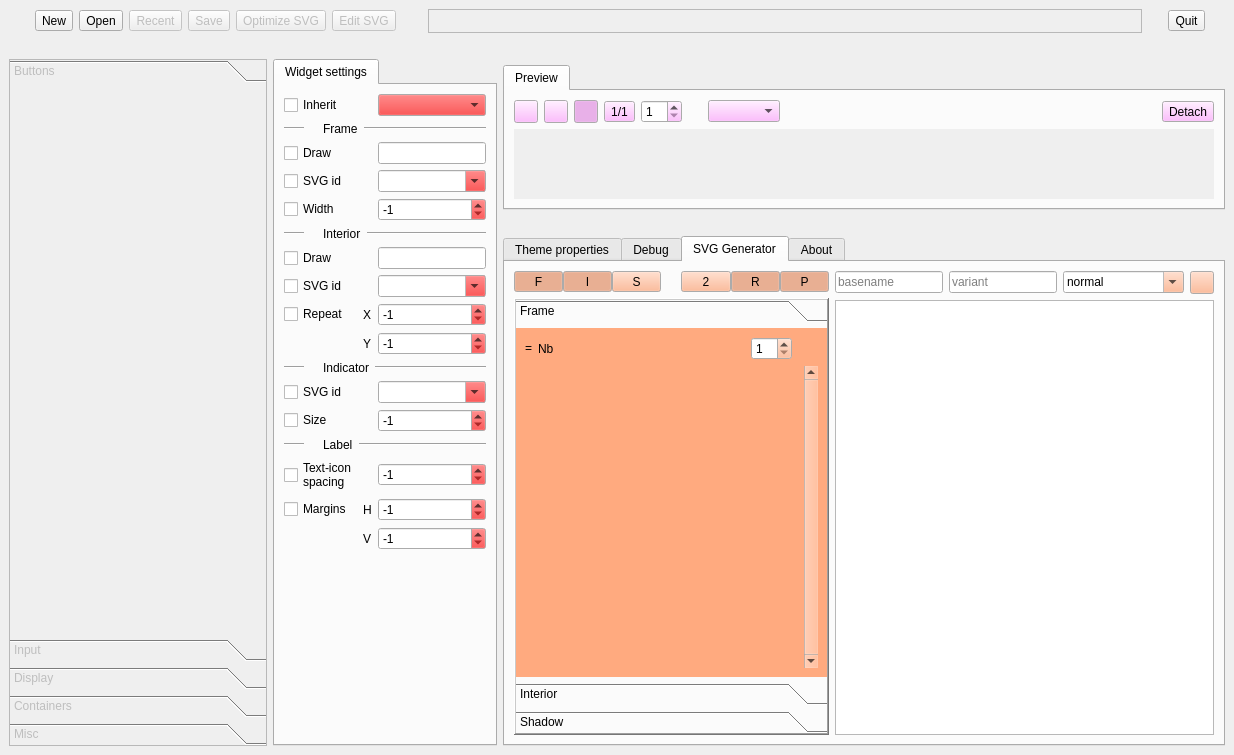
DexterMagnific/QSvgStyle, file themebuilder/ThemeBuilderUIBase.ui: the form before one commit.
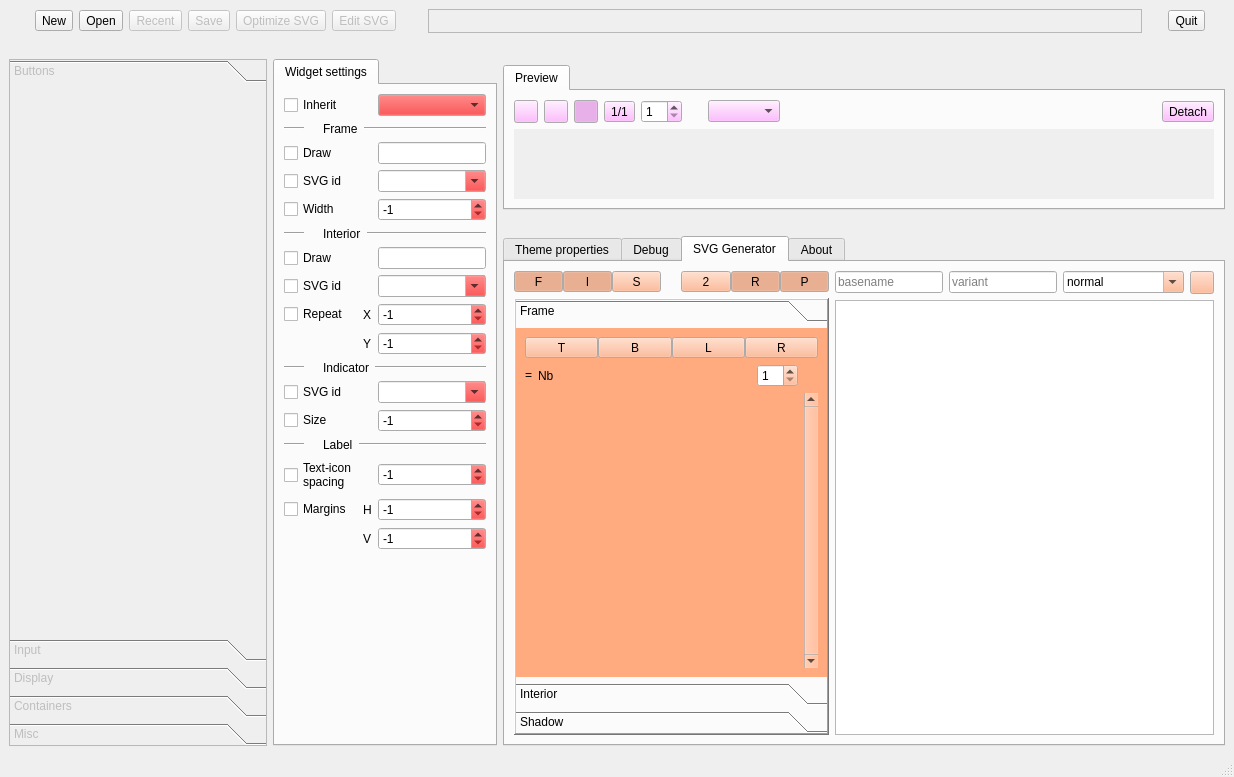
The form after the commit. The open tabs and pages were chosen to show the change. Icons and pictures are not drawn.

Commit message:
Ability to generate only some parts of frames/shadows
QSvgThemeBuilder
----------------
* NEW parts of frame and shadow can be omitted in SVG generator

Patch:
```diff
--- a/themebuilder/ThemeBuilderUIBase.ui
+++ b/themebuilder/ThemeBuilderUIBase.ui
@@ -7,7 +7,7 @@
     <x>0</x>
     <y>0</y>
     <width>1234</width>
-    <height>755</height>
+    <height>777</height>
    </rect>
   </property>
   <property name="windowTitle">
@@ -747,12 +747,109 @@
                <x>0</x>
                <y>0</y>
                <width>195</width>
-               <height>256</height>
+               <height>255</height>
               </rect>
              </property>
              <attribute name="label">
               <string>Frame</string>
              </attribute>
+             <layout class="QGridLayout" name="gridLayout_32">
+              <item row="0" column="0">
+               <layout class="QGridLayout" name="gridLayout_31">
+                <property name="spacing">
+                 <number>0</number>
+                </property>
+                <item row="0" column="0">
+                 <widget class="QToolButton" name="genFrameTopBtn">
+                  <property name="sizePolicy">
+                   <sizepolicy hsizetype="Preferred" vsizetype="Fixed">
+                    <horstretch>0</horstretch>
+                    <verstretch>0</verstretch>
+                   </sizepolicy>
+                  </property>
+                  <property name="toolTip">
+                   <string>Generate Top part of frame</string>
+                  </property>
+                  <property name="text">
+                   <string>T</string>
+                  </property>
+                  <property name="checkable">
+                   <bool>true</bool>
+                  </property>
+                  <property name="toolButtonStyle">
+                   <enum>Qt::ToolButtonTextBesideIcon</enum>
+                  </property>
+                 </widget>
+                </item>
+                <item row="0" column="1">
+                 <widget class="QToolButton" name="genFrameBottomBtn">
+                  <property name="sizePolicy">
+                   <sizepolicy hsizetype="Preferred" vsizetype="Fixed">
+                    <horstretch>0</horstretch>
+                    <verstretch>0</verstretch>
+                   </sizepolicy>
+                  </property>
+                  <property name="toolTip">
+                   <string>Generate Bottom part of frame</string>
+                  </property>
+                  <property name="text">
+                   <string>B</string>
+                  </property>
+                  <property name="checkable">
+                   <bool>true</bool>
+                  </property>
+                  <property name="toolButtonStyle">
+                   <enum>Qt::ToolButtonTextBesideIcon</enum>
+                  </property>
+                 </widget>
+                </item>
+                <item row="0" column="2">
+                 <widget class="QToolButton" name="genFrameLeftBtn">
+                  <property name="sizePolicy">
+                   <sizepolicy hsizetype="Preferred" vsizetype="Fixed">
+                    <horstretch>0</horstretch>
+                    <verstretch>0</verstretch>
+                   </sizepolicy>
+                  </property>
+                  <property name="toolTip">
+                   <string>Generate Left part of frame</string>
+                  </property>
+                  <property name="text">
+                   <string>L</string>
+                  </property>
+                  <property name="checkable">
+                   <bool>true</bool>
+                  </property>
+                  <property name="toolButtonStyle">
+                   <enum>Qt::ToolButtonTextBesideIcon</enum>
+                  </property>
+                 </widget>
+                </item>
+                <item row="0" column="3">
+                 <widget class="QToolButton" name="genFrameRightBtn">
+                  <property name="sizePolicy">
+                   <sizepolicy hsizetype="Preferred" vsizetype="Fixed">
+                    <horstretch>0</horstretch>
+                    <verstretch>0</verstretch>
+                   </sizepolicy>
+                  </property>
+                  <property name="toolTip">
+                   <string>Generate Right part of frame</string>
+                  </property>
+                  <property name="text">
+                   <string>R</string>
+                  </property>
+                  <property name="checkable">
+                   <bool>true</bool>
+                  </property>
+                  <property name="toolButtonStyle">
+                   <enum>Qt::ToolButtonTextBesideIcon</enum>
+                  </property>
+                 </widget>
+                </item>
+               </layout>
+              </item>
+              <item row="1" column="0">
              <layout class="QGridLayout" name="gridLayout_19">
               <item row="0" column="1">
                <widget class="QLabel" name="label_19">
@@ -919,7 +1016,9 @@
                 </property>
                </spacer>
               </item>
-              <item row="1" column="0" colspan="5">
+               </layout>
+              </item>
+              <item row="2" column="0">
                <widget class="QScrollArea" name="genSubFrameWidthsScroll">
                 <property name="frameShape">
                  <enum>QFrame::NoFrame</enum>
@@ -942,7 +1041,7 @@
                    <x>0</x>
                    <y>0</y>
                    <width>163</width>
-                   <height>206</height>
+                   <height>161</height>
                   </rect>
                  </property>
                  <layout class="QGridLayout" name="gridLayout_27">
@@ -2764,6 +2863,7 @@
     </item>
    </layout>
   </widget>
+  <widget class="QStatusBar" name="statusbar"/>
  </widget>
  <resources>
   <include location="ThemeBuilderUIBase.qrc"/>
```
Left out of the diff: 163 changed lines with no effect on the pictures. Lines whose indentation alone changed are shown as unchanged. The commit also changes 5 other files.
